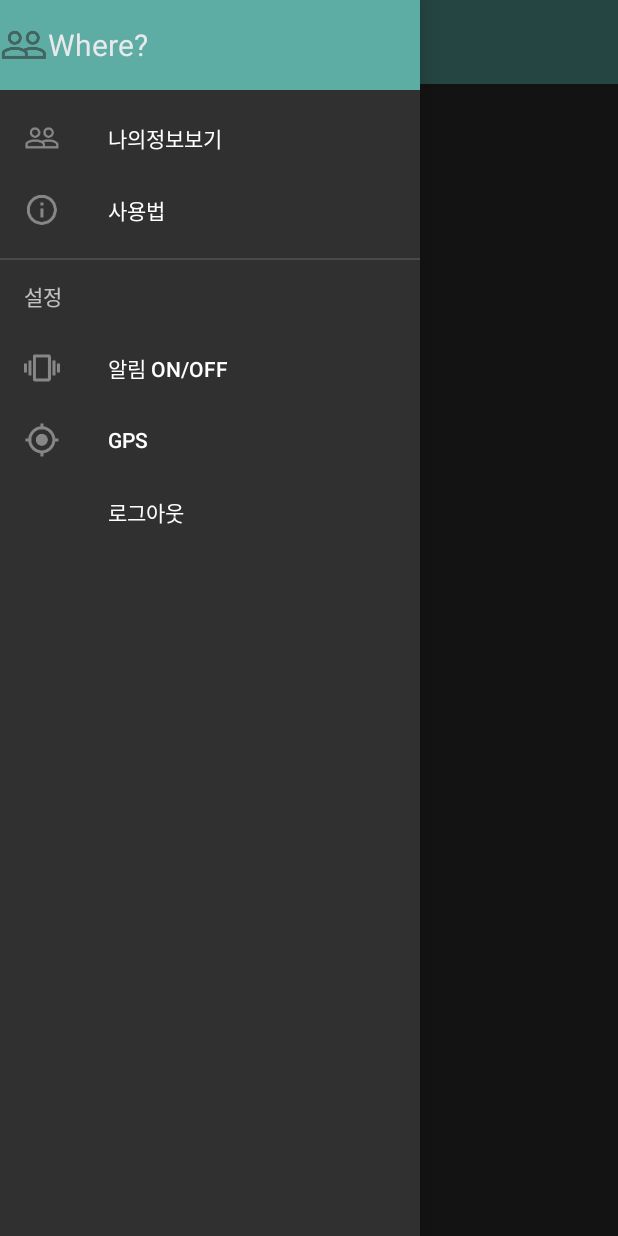
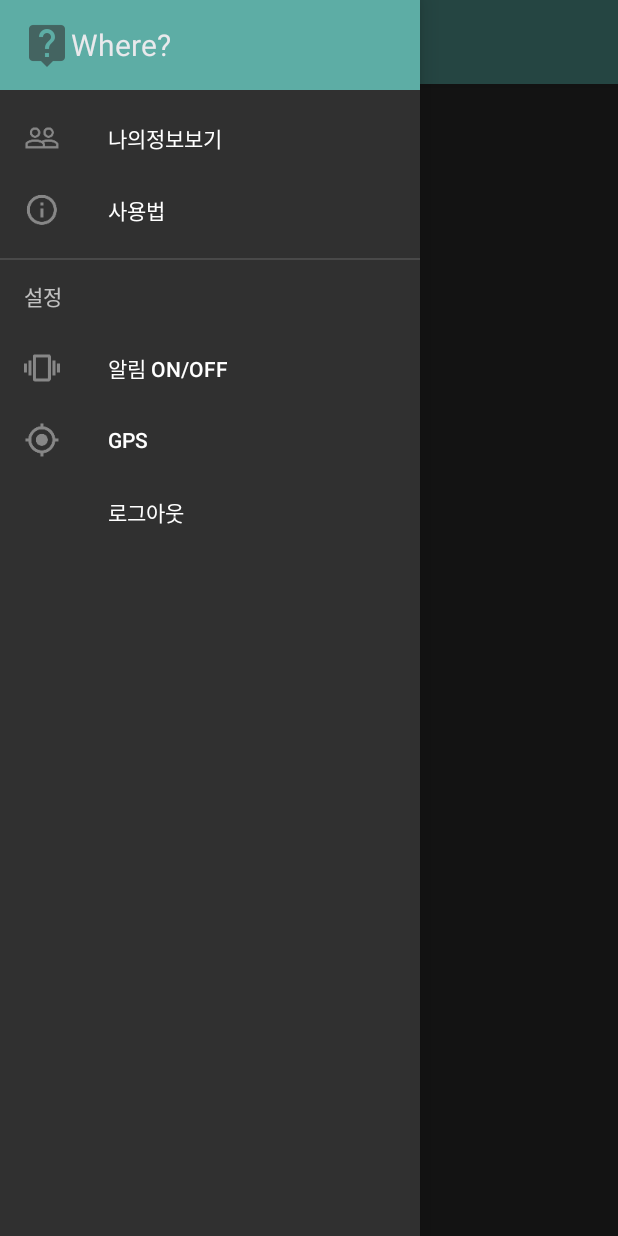
Before and after one commit to Junghun0/Where, an Android app: the MainActivity screen opened directly, with no data from a screen before it, with the side drawer open, on a phone screen of 412 x 824 dp. Run offline under Robolectric (Android 15) with nearby library versions, the phone set to English and light mode, and no system bars.

Commit message:
이미지수정

```diff
--- a/app/src/main/res/layout/side_bar.xml
+++ b/app/src/main/res/layout/side_bar.xml
@@ -9,7 +9,8 @@
     <ImageView
         android:layout_width="wrap_content"
         android:layout_height="wrap_content"
-        android:src="@drawable/ic_action_name"
+        android:paddingLeft="15dp"
+        android:src="@drawable/setting4"
         />
     <TextView
         android:layout_width="wrap_content"
```
Also changed, not shown: app/src/main/java/com/example/parkjunghun/where/MyInfoFragment.java (line endings or trailing spaces), app/src/main/res/drawable-hdpi/setting4.png (added), app/src/main/res/drawable-mdpi/setting4.png (added), app/src/main/res/drawable-xhdpi/setting4.png (added), app/src/main/res/drawable-xxhdpi/setting4.png (added).
